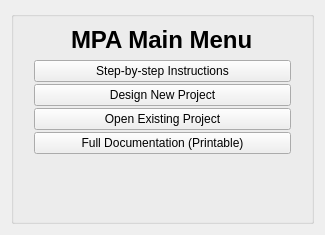
First picture: the form in src/gui/mpa_main_menu.ui, repository Ecotrust/delphos, before the edit.
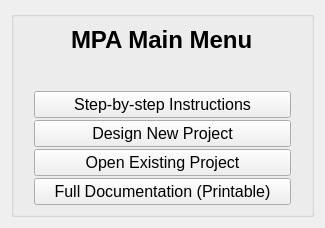
Second picture: the form after the edit.

```diff
--- a/src/gui/mpa_main_menu.ui
+++ b/src/gui/mpa_main_menu.ui
@@ -6,7 +6,7 @@
     <x>0</x>
     <y>0</y>
     <width>325</width>
-    <height>235</height>
+    <height>219</height>
    </rect>
   </property>
   <property name="windowTitle" >
@@ -82,6 +82,19 @@
           </item>
           <item>
            <layout class="QVBoxLayout" >
+            <item>
+             <spacer>
+              <property name="orientation" >
+               <enum>Qt::Vertical</enum>
+              </property>
+              <property name="sizeHint" >
+               <size>
+                <width>20</width>
+                <height>40</height>
+               </size>
+              </property>
+             </spacer>
+            </item>
             <item>
              <layout class="QVBoxLayout" >
               <property name="spacing" >
@@ -89,6 +102,12 @@
               </property>
               <item>
                <widget class="QPushButton" name="mpa_intro_button" >
+                <property name="font" >
+                 <font>
+                  <family>Arial</family>
+                  <pointsize>12</pointsize>
+                 </font>
+                </property>
                 <property name="text" >
                  <string>Step-by-step Instructions</string>
                 </property>
@@ -96,6 +115,12 @@
               </item>
               <item>
                <widget class="QPushButton" name="mpa_new_project_button" >
+                <property name="font" >
+                 <font>
+                  <family>Arial</family>
+                  <pointsize>12</pointsize>
+                 </font>
+                </property>
                 <property name="text" >
                  <string>Design New Project</string>
                 </property>
@@ -103,6 +128,12 @@
               </item>
               <item>
                <widget class="QPushButton" name="mpa_open_project_button" >
+                <property name="font" >
+                 <font>
+                  <family>Arial</family>
+                  <pointsize>12</pointsize>
+                 </font>
+                </property>
                 <property name="text" >
                  <string>Open Existing Project</string>
                 </property>
@@ -110,6 +141,12 @@
               </item>
               <item>
                <widget class="QPushButton" name="mpa_full_doc_button" >
+                <property name="font" >
+                 <font>
+                  <family>Arial</family>
+                  <pointsize>12</pointsize>
+                 </font>
+                </property>
                 <property name="text" >
                  <string>Full Documentation (Printable)</string>
                 </property>
@@ -117,22 +154,6 @@
               </item>
              </layout>
             </item>
-            <item>
-             <spacer>
-              <property name="orientation" >
-               <enum>Qt::Vertical</enum>
-              </property>
-              <property name="sizeType" >
-               <enum>QSizePolicy::Expanding</enum>
-              </property>
-              <property name="sizeHint" >
-               <size>
-                <width>178</width>
-                <height>22</height>
-               </size>
-              </property>
-             </spacer>
-            </item>
            </layout>
           </item>
          </layout>
```
Left out of the diff: 1 changed line with no effect on the pictures.
